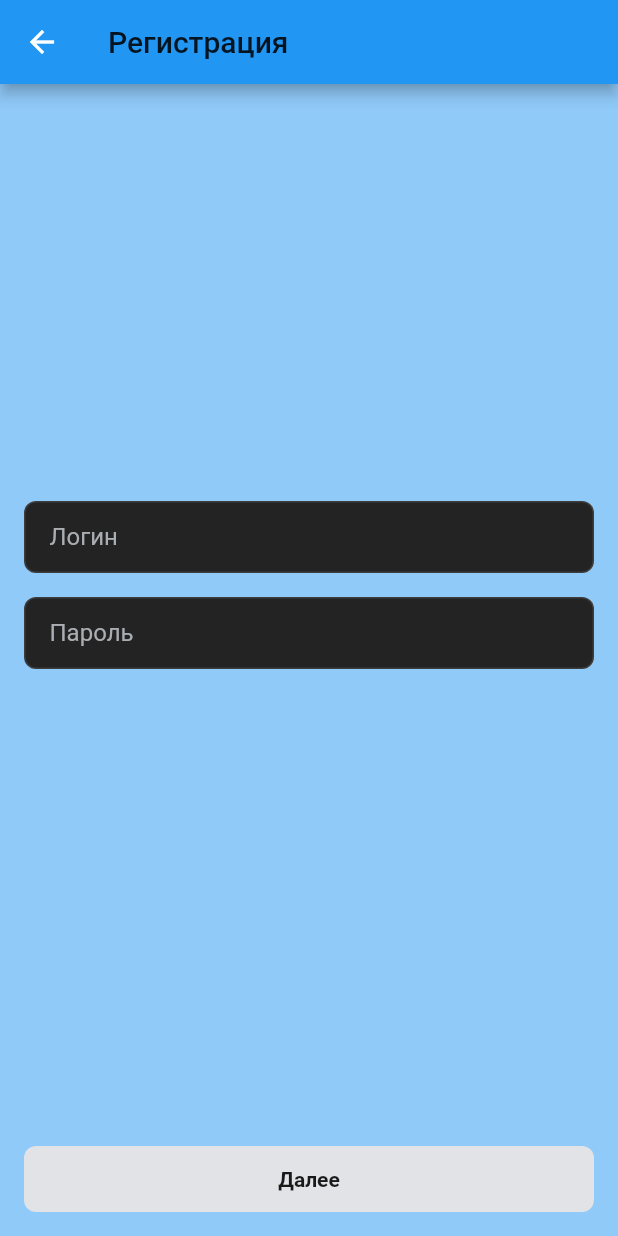
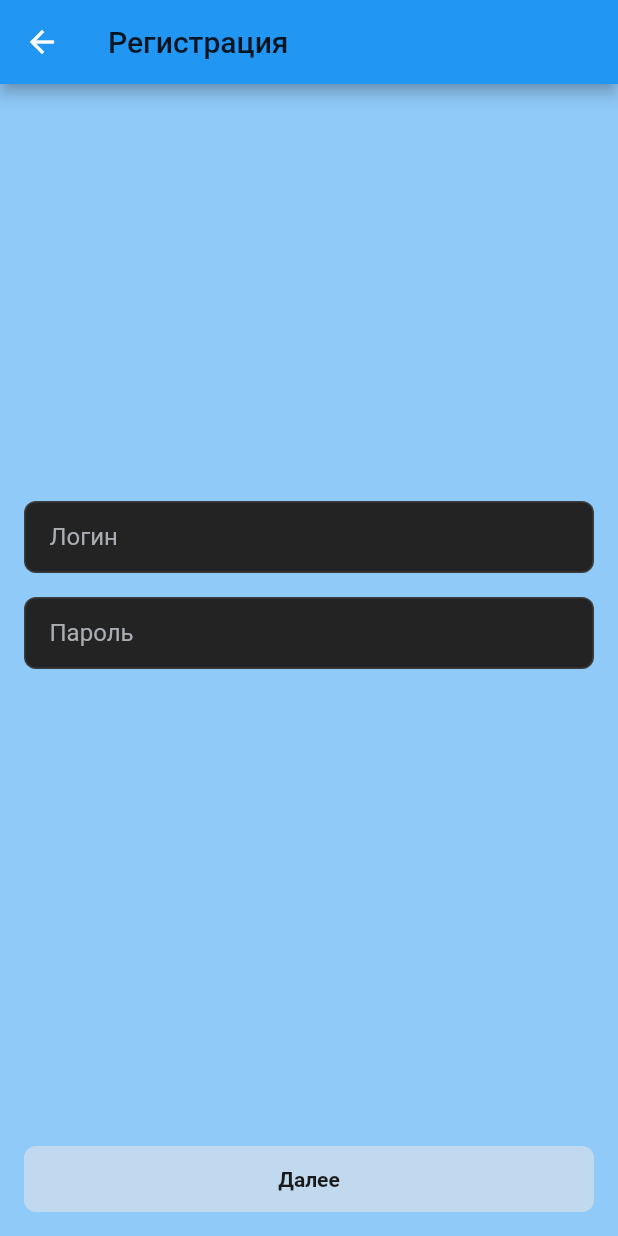
Before and after one commit to semgoSE/diary-school, a Flutter app: the screen it shows after launch, after a tap on "Регистрация", on a phone screen of 412 x 824 dp. Run offline on Flutter 3.47's test engine with Material 2 defaults, Android fonts, the phone set to English and light mode, and no system bars; our stand-ins replace flutter_redux, flutter_svg, hexcolor, redux, shared_preferences; statements that could not run were skipped.

Commit message:
add state disable

```diff
--- a/lib/components/button.dart
+++ b/lib/components/button.dart
@@ -5,7 +5,7 @@ import 'package:flutter_redux/flutter_redux.dart';
 
 class MyButton extends StatelessWidget {
   String? child;
-  bool? disable;
+  bool disable;
 
   //size = ["s", "m", "l"]
   String? size;
@@ -19,7 +19,7 @@ class MyButton extends StatelessWidget {
       this.size = "m",
       this.click,
       this.child,
-      this.disable});
+      this.disable = false});
 
   Color? accentColor;
   Map<String, Color>? colors;
@@ -39,13 +39,16 @@ class MyButton extends StatelessWidget {
         return Container(
           decoration: BoxDecoration(
             borderRadius: BorderRadius.circular(8.0),
-            color: getBackground(),
+            color:
+                disable ? getBackground()!.withOpacity(0.6) : getBackground(),
           ),
           child: Material(
             color: Colors.transparent,
             child: InkWell(
+              splashColor: disable ? Colors.transparent : null,
+              highlightColor: disable ? Colors.transparent : null,
               borderRadius: BorderRadius.circular(8.0),
-              onTap: () => click!(),
+              onTap: () => disable ? null : click!(),
               child: Container(
                 padding: EdgeInsets.all(getSize()!),
                 width: double.infinity,
--- a/lib/main.dart
+++ b/lib/main.dart
@@ -28,6 +28,7 @@ void main() async {
       textTheme:
           TextTheme(headline6: TextStyle(color: theme.header['header_text'])),
       backgroundColor: theme.background,
+      accentColor: theme.accent,
       appBarTheme: AppBarTheme(
           elevation: 0,
           iconTheme: IconThemeData(color: theme.accent),
```
